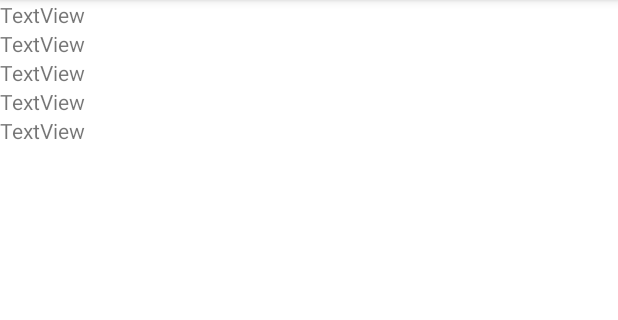
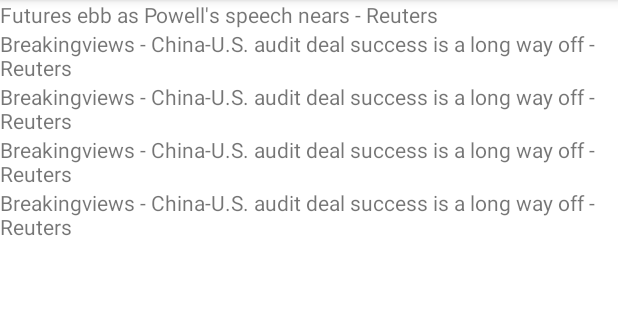
Before and after one commit to TonyCat/CapstoneNewsApp, an Android app: the screen it shows after launch (MainActivity), on a phone screen of 412 x 824 dp, the part 84-404 px from its top. Run offline under Robolectric (Android 15) with nearby library versions, the phone set to English and light mode, and no system bars; our stand-ins replace data binding.

```diff
--- a/app/src/main/java/com/itscatalano/capstonenewsapp/MainActivity.kt
+++ b/app/src/main/java/com/itscatalano/capstonenewsapp/MainActivity.kt
@@ -2,11 +2,26 @@ package com.itscatalano.capstonenewsapp
 
 import androidx.appcompat.app.AppCompatActivity
 import android.os.Bundle
+import android.widget.TextView
+import androidx.core.view.children
 import com.itscatalano.capstonenewsapp.databinding.ActivityMainBinding
 
 class MainActivity : AppCompatActivity() {
     private lateinit var binding: ActivityMainBinding
 
+
+    private val article = arrayListOf(
+        Article(null, "Futures ebb as Powell's speech nears - Reuters","Aug 26 (Reuters) - U.S. stock index futures slipped on Friday as investors worried about hawkish signals from Federal Reserve Chair Jerome Powell at the annual Jackson Hole symposium amid fears of sl… [+2556 chars]","U.S. stock index futures slipped on Friday as investors worried about hawkish signals from Federal Reserve Chair Jerome Powell at the annual Jackson Hole symposium amid fears of slowing economic growth.", "2022-08-26T11:35:00Z", Source("reuters","Reuters"), "https://www.reuters.com/markets/europe/futures-ebb-powells-speech-nears-2022-08-26/","https://www.reuters.com/resizer/IqS0WNIjHDHAF8xN8gg1AkrhcAY=/1200x628/smart/filters:quality(80)/cloudfront-us-east-2.images.arcpublishing.com/reuters/3KJYECNYSBOUXE4E2FFPLOSLUM.jpg"),
+    Article(null,"Breakingviews - China-U.S. audit deal success is a long way off - Reuters","HONG KONG, Aug 26 (Reuters Breakingviews) - Sometimes the hardest yards are put in agreeing deal principles; other times, the real work only starts after that point. American and Chinese officials ar… [+3364 chars]","Sometimes the hardest yards are put in agreeing deal principles; other times, the real work only starts after that point. American and Chinese officials are nearing an accord allowing U.S. inspections in Hong Kong of mainland audit papers, the Wall Street Jou…","2022-08-26T03:55:00Z",Source("reuters","Reuters"),"https://www.reuters.com/breakingviews/china-us-audit-deal-success-is-long-way-off-2022-08-26/","https://www.reuters.com/resizer/Z10kPQ9m23PxivSgHwWaRRMoOYU=/1200x628/smart/filters:quality(80)/cloudfront-us-east-2.images.arcpublishing.com/reuters/VI6DJLGGCJJRNKWAQQNCEUBENA.jpg"),
+
+
+        Article(null,"Breakingviews - China-U.S. audit deal success is a long way off - Reuters","HONG KONG, Aug 26 (Reuters Breakingviews) - Sometimes the hardest yards are put in agreeing deal principles; other times, the real work only starts after that point. American and Chinese officials ar… [+3364 chars]","Sometimes the hardest yards are put in agreeing deal principles; other times, the real work only starts after that point. American and Chinese officials are nearing an accord allowing U.S. inspections in Hong Kong of mainland audit papers, the Wall Street Jou…","2022-08-26T03:55:00Z",Source("reuters","Reuters"),"https://www.reuters.com/breakingviews/china-us-audit-deal-success-is-long-way-off-2022-08-26/","https://www.reuters.com/resizer/Z10kPQ9m23PxivSgHwWaRRMoOYU=/1200x628/smart/filters:quality(80)/cloudfront-us-east-2.images.arcpublishing.com/reuters/VI6DJLGGCJJRNKWAQQNCEUBENA.jpg"),
+    Article(null,"Breakingviews - China-U.S. audit deal success is a long way off - Reuters","HONG KONG, Aug 26 (Reuters Breakingviews) - Sometimes the hardest yards are put in agreeing deal principles; other times, the real work only starts after that point. American and Chinese officials ar… [+3364 chars]","Sometimes the hardest yards are put in agreeing deal principles; other times, the real work only starts after that point. American and Chinese officials are nearing an accord allowing U.S. inspections in Hong Kong of mainland audit papers, the Wall Street Jou…","2022-08-26T03:55:00Z",Source("reuters","Reuters"),"https://www.reuters.com/breakingviews/china-us-audit-deal-success-is-long-way-off-2022-08-26/","https://www.reuters.com/resizer/Z10kPQ9m23PxivSgHwWaRRMoOYU=/1200x628/smart/filters:quality(80)/cloudfront-us-east-2.images.arcpublishing.com/reuters/VI6DJLGGCJJRNKWAQQNCEUBENA.jpg"),
+    Article(null,"Breakingviews - China-U.S. audit deal success is a long way off - Reuters","HONG KONG, Aug 26 (Reuters Breakingviews) - Sometimes the hardest yards are put in agreeing deal principles; other times, the real work only starts after that point. American and Chinese officials ar… [+3364 chars]","Sometimes the hardest yards are put in agreeing deal principles; other times, the real work only starts after that point. American and Chinese officials are nearing an accord allowing U.S. inspections in Hong Kong of mainland audit papers, the Wall Street Jou…","2022-08-26T03:55:00Z",Source("reuters","Reuters"),"https://www.reuters.com/breakingviews/china-us-audit-deal-success-is-long-way-off-2022-08-26/","https://www.reuters.com/resizer/Z10kPQ9m23PxivSgHwWaRRMoOYU=/1200x628/smart/filters:quality(80)/cloudfront-us-east-2.images.arcpublishing.com/reuters/VI6DJLGGCJJRNKWAQQNCEUBENA.jpg")
+
+
+
+    )
 
     override fun onCreate(savedInstanceState: Bundle?) {
         super.onCreate(savedInstanceState)
@@ -16,5 +31,17 @@ class MainActivity : AppCompatActivity() {
         setContentView(view)
 
         val mainGroup = binding.mainGroup
+        var count = 0
+
+        for(i in mainGroup.children)
+        {
+            if(i is TextView)
+            {
+                val content = article[count].title
+                i.text = content
+                count++
+            }
+        }
+
     }
 }
--- a/app/src/main/res/layout/activity_main.xml
+++ b/app/src/main/res/layout/activity_main.xml
@@ -1,7 +1,6 @@
 <?xml version="1.0" encoding="utf-8"?>
 <layout xmlns:android="http://schemas.android.com/apk/res/android">
     <LinearLayout
-        xmlns:app="http://schemas.android.com/apk/res-auto"
         xmlns:tools="http://schemas.android.com/tools"
         android:id="@+id/mainGroup"
         android:layout_width="match_parent"
@@ -15,30 +14,30 @@
             android:id="@+id/textView"
             android:layout_width="match_parent"
             android:layout_height="wrap_content"
-            android:text="TextView" />
+            android:text="@string/article1" />
 
         <TextView
             android:id="@+id/textView2"
             android:layout_width="match_parent"
             android:layout_height="wrap_content"
-            android:text="TextView" />
+            android:text="@string/article2" />
 
         <TextView
             android:id="@+id/textView3"
             android:layout_width="match_parent"
             android:layout_height="wrap_content"
-            android:text="TextView" />
+            android:text="@string/article3" />
 
         <TextView
             android:id="@+id/textView4"
             android:layout_width="match_parent"
             android:layout_height="wrap_content"
-            android:text="TextView" />
+            android:text="@string/article4" />
 
         <TextView
             android:id="@+id/textView5"
             android:layout_width="match_parent"
             android:layout_height="wrap_content"
-            android:text="TextView" />
+            android:text="@string/article5" />
     </LinearLayout>
 </layout>
--- a/app/src/main/res/values/strings.xml
+++ b/app/src/main/res/values/strings.xml
@@ -1,3 +1,8 @@
 <resources>
     <string name="app_name">CapstoneNewsApp</string>
+    <string name="article1" >TextView</string>
+    <string name="article2" >TextView</string>
+    <string name="article3">TextView</string>
+    <string name="article4">TextView</string>
+    <string name="article5" >TextView</string>
 </resources>
```
Also changed, not shown: 1 other file.
